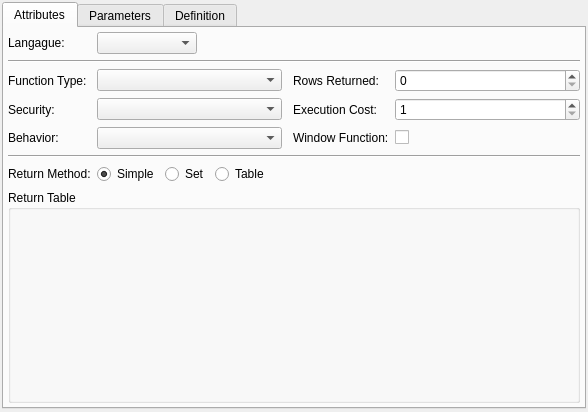
Before: the Qt Designer form libpgmodeler_ui/ui/functionwidget.ui in pgmodeler/pgmodeler, drawn with Qt 5.
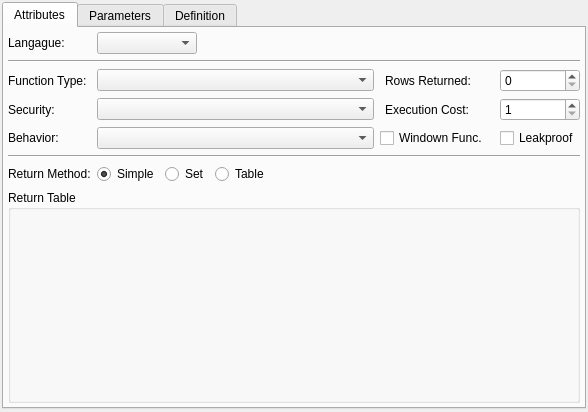
After: the same form once the commit is applied.

Commit message:
Functions now have a "leak proof" attribute
Minor changes on PgSQL base types. "[NO] LEAKPROOF" removed from
FunctionType class.

VARIADIC key attribute added to function parameters.

Added catalog query for functions.

The edit to the form file:
```diff
--- a/libpgmodeler_ui/ui/functionwidget.ui
+++ b/libpgmodeler_ui/ui/functionwidget.ui
@@ -146,7 +146,7 @@
          </property>
         </widget>
        </item>
-       <item row="1" column="0" colspan="4">
+       <item row="1" column="0" colspan="5">
         <widget class="QFrame" name="frame_2">
          <property name="sizePolicy">
           <sizepolicy hsizetype="Preferred" vsizetype="Fixed">
@@ -172,6 +172,13 @@
          </property>
         </widget>
        </item>
+       <item row="2" column="4">
+        <widget class="QSpinBox" name="rows_ret_spb">
+         <property name="maximum">
+          <number>1000000000</number>
+         </property>
+        </widget>
+       </item>
        <item row="2" column="2">
         <widget class="QLabel" name="return_rows_lbl">
          <property name="maximumSize">
@@ -188,13 +195,6 @@
          </property>
         </widget>
        </item>
-       <item row="2" column="3">
-        <widget class="QSpinBox" name="rows_ret_spb">
-         <property name="maximum">
-          <number>1000000000</number>
-         </property>
-        </widget>
-       </item>
        <item row="0" column="0">
         <widget class="QLabel" name="language_lbl">
          <property name="sizePolicy">
@@ -214,7 +214,7 @@
          </property>
         </widget>
        </item>
-       <item row="8" column="0" colspan="4">
+       <item row="8" column="0" colspan="5">
         <widget class="QFrame" name="frame">
          <property name="sizePolicy">
           <sizepolicy hsizetype="Preferred" vsizetype="Fixed">
@@ -249,6 +249,16 @@
          </property>
         </widget>
        </item>
+       <item row="5" column="1">
+        <widget class="QComboBox" name="behavior_cmb">
+         <property name="sizePolicy">
+          <sizepolicy hsizetype="Expanding" vsizetype="Fixed">
+           <horstretch>0</horstretch>
+           <verstretch>0</verstretch>
+          </sizepolicy>
+         </property>
+        </widget>
+       </item>
        <item row="9" column="1">
         <layout class="QHBoxLayout" name="horizontalLayout">
          <item>
@@ -304,7 +314,7 @@
          </item>
         </layout>
        </item>
-       <item row="10" column="0" colspan="4">
+       <item row="10" column="0" colspan="5">
         <widget class="QGroupBox" name="ret_table_gb">
          <property name="sizePolicy">
           <sizepolicy hsizetype="Preferred" vsizetype="Expanding">
@@ -317,32 +327,6 @@
          </property>
         </widget>
        </item>
-       <item row="5" column="1">
-        <widget class="QComboBox" name="behavior_cmb">
-         <property name="sizePolicy">
-          <sizepolicy hsizetype="Expanding" vsizetype="Fixed">
-           <horstretch>0</horstretch>
-           <verstretch>0</verstretch>
-          </sizepolicy>
-         </property>
-        </widget>
-       </item>
-       <item row="5" column="2">
-        <widget class="QLabel" name="window_func_lbl">
-         <property name="maximumSize">
-          <size>
-           <width>16777215</width>
-           <height>16777215</height>
-          </size>
-         </property>
-         <property name="text">
-          <string>Window Function:</string>
-         </property>
-         <property name="indent">
-          <number>5</number>
-         </property>
-        </widget>
-       </item>
        <item row="5" column="0">
         <widget class="QLabel" name="behavior_lbl">
          <property name="sizePolicy">
@@ -362,20 +346,23 @@
          </property>
         </widget>
        </item>
-       <item row="5" column="3">
-        <widget class="QCheckBox" name="window_func_chk">
+       <item row="3" column="4" rowspan="2">
+        <widget class="QSpinBox" name="exec_cost_spb">
          <property name="sizePolicy">
-          <sizepolicy hsizetype="Expanding" vsizetype="Fixed">
+          <sizepolicy hsizetype="Preferred" vsizetype="Fixed">
            <horstretch>0</horstretch>
            <verstretch>0</verstretch>
           </sizepolicy>
          </property>
-         <property name="text">
-          <string/>
+         <property name="minimum">
+          <number>1</number>
+         </property>
+         <property name="maximum">
+          <number>10000</number>
          </property>
         </widget>
        </item>
-       <item row="9" column="2" colspan="2">
+       <item row="9" column="2" colspan="3">
         <spacer name="horizontalSpacer_2">
          <property name="orientation">
           <enum>Qt::Horizontal</enum>
@@ -419,19 +406,23 @@
          </property>
         </widget>
        </item>
-       <item row="3" column="3" rowspan="2">
-        <widget class="QSpinBox" name="exec_cost_spb">
+       <item row="5" column="2">
+        <widget class="QCheckBox" name="window_func_chk">
          <property name="sizePolicy">
-          <sizepolicy hsizetype="Preferred" vsizetype="Fixed">
+          <sizepolicy hsizetype="Fixed" vsizetype="Fixed">
            <horstretch>0</horstretch>
            <verstretch>0</verstretch>
           </sizepolicy>
          </property>
-         <property name="minimum">
-          <number>1</number>
+         <property name="text">
+          <string>Windown Func.</string>
          </property>
-         <property name="maximum">
-          <number>10000</number>
+        </widget>
+       </item>
+       <item row="5" column="4">
+        <widget class="QCheckBox" name="leakproof_chk">
+         <property name="text">
+          <string>Leakproof</string>
          </property>
         </widget>
        </item>
```
Left out of the diff: 1 changed line with no effect on the pictures. The commit also changes 33 other files.
